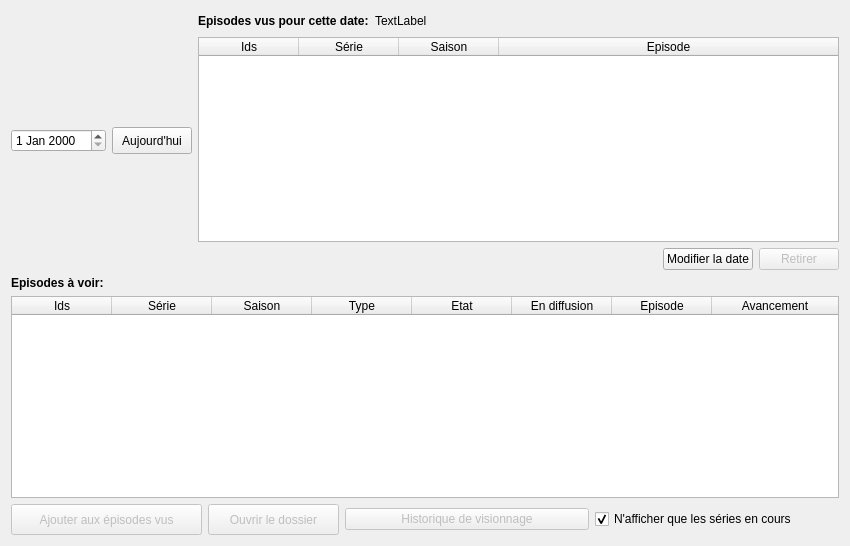
Above: src/ui/tabs/planning_tab.ui from seigneurfuo/MyAnimeManager3 before the change. Below: the same form after it.
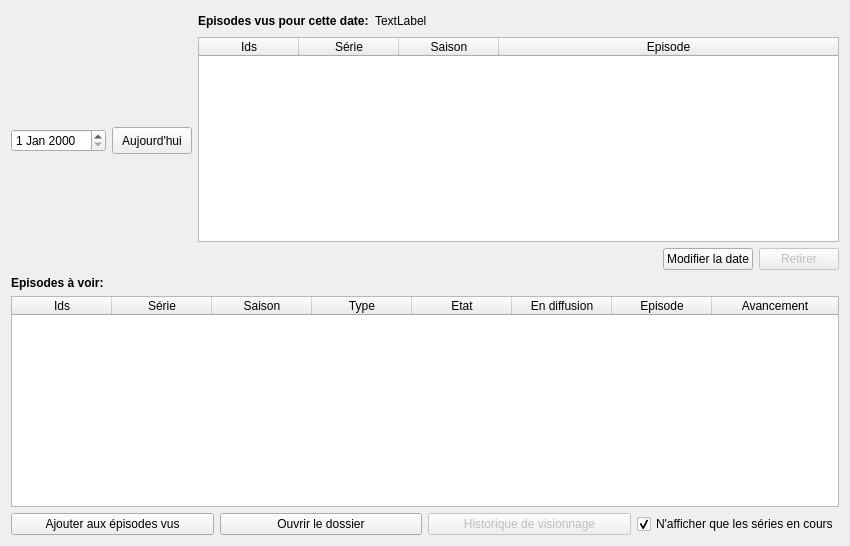
That is the form after the change. Icons and pictures are not drawn.

The edit to the form file:
```diff
--- a/src/ui/tabs/planning_tab.ui
+++ b/src/ui/tabs/planning_tab.ui
@@ -317,21 +317,6 @@
       <layout class="QHBoxLayout" name="horizontalLayout_43">
        <item>
         <widget class="QPushButton" name="add_to_watched_list_button">
-         <property name="enabled">
-          <bool>false</bool>
-         </property>
-         <property name="minimumSize">
-          <size>
-           <width>191</width>
-           <height>31</height>
-          </size>
-         </property>
-         <property name="maximumSize">
-          <size>
-           <width>191</width>
-           <height>31</height>
-          </size>
-         </property>
          <property name="text">
           <string>Ajouter aux épisodes vus</string>
          </property>
@@ -343,24 +328,6 @@
        </item>
        <item>
         <widget class="QPushButton" name="open_folder_button">
-         <property name="enabled">
-          <bool>false</bool>
-         </property>
-         <property name="minimumSize">
-          <size>
-           <width>131</width>
-           <height>31</height>
-          </size>
-         </property>
-         <property name="maximumSize">
-          <size>
-           <width>131</width>
-           <height>31</height>
-          </size>
-         </property>
-         <property name="toolTip">
-          <string>Ouvre le dossier de la série (si celui-ci à été défini)</string>
-         </property>
          <property name="text">
           <string>Ouvrir le dossier</string>
          </property>
```
